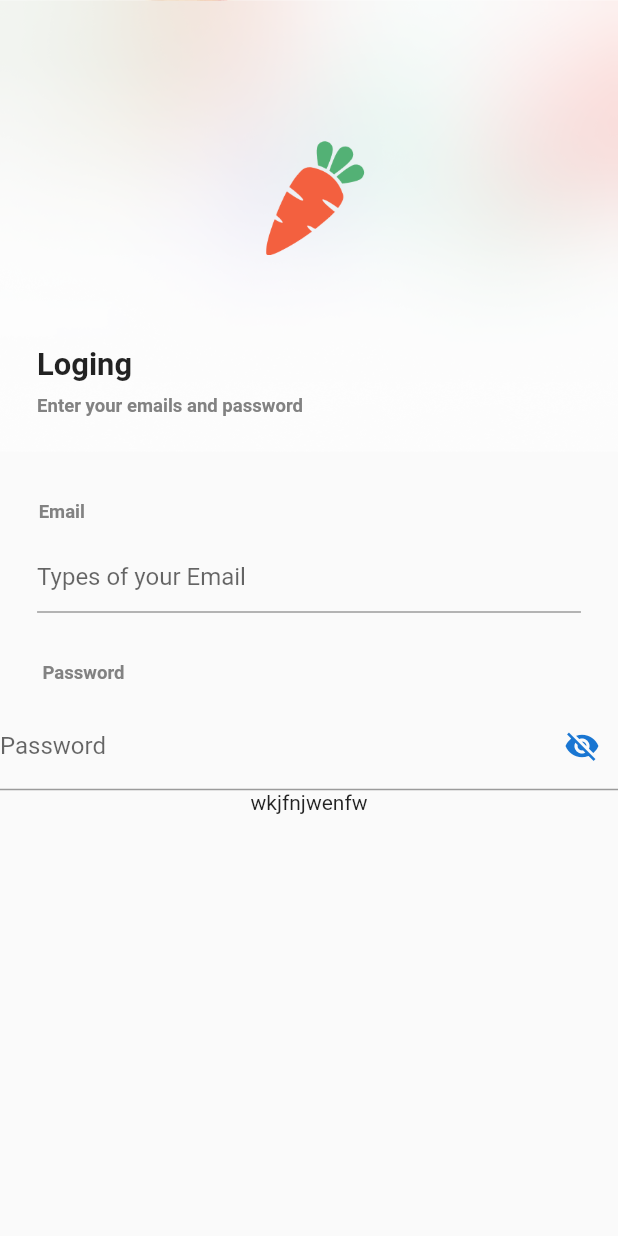
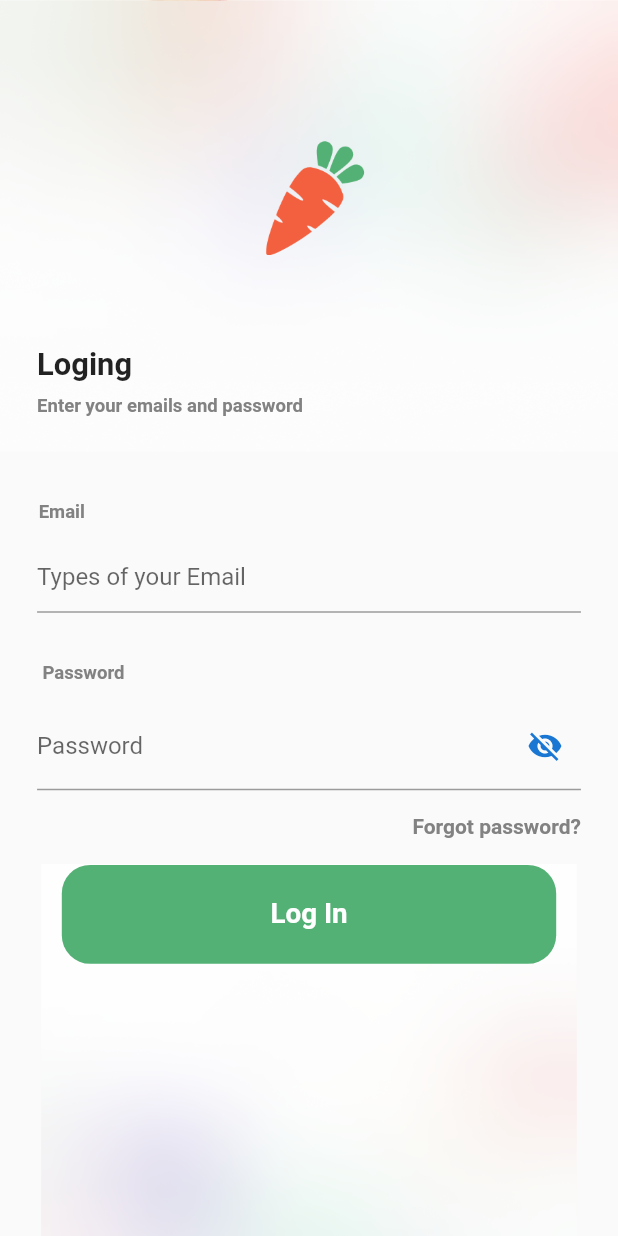
Before and after one commit to Farrux45/nectar, a Flutter app: the LoginInPage screen opened directly, on a phone screen of 412 x 824 dp. Run offline on Flutter 3.47's test engine with Material 2 defaults, Android fonts, the light colour scheme and no system bars; our stand-ins replace animated_splash_screen, intl_phone_field.

Commit message:
folder upload

```diff
--- a/lib/main.dart
+++ b/lib/main.dart
@@ -1,6 +1,6 @@
 import 'package:flutter/material.dart';
-import 'package:nectar_app/screens/home_page.dart';
-import 'package:nectar_app/screens/second_page.dart';
+import 'package:nectar_app/screens/splash_screen/view/splash_screen_page.dart';
+
 
 
 void main() {
@@ -19,7 +19,7 @@ class MyApp extends StatelessWidget {
       theme: ThemeData(
         primarySwatch: Colors.blue,
       ),
-      home: const HomePage(),
+      home: const SplashScreen(),
     );
   }
 }
--- a/lib/screens/logIn_page.dart
+++ /dev/null
@@ -1,104 +0,0 @@
-import 'package:flutter/material.dart';
-import 'package:flutter/src/foundation/key.dart';
-import 'package:flutter/src/widgets/framework.dart';
-import 'package:nectar_app/core/_widget/image_cont_button.dart';
-import 'package:nectar_app/core/_widget/my_stack_widget.dart';
-import 'package:nectar_app/core/constants/color_const.dart';
-import 'package:nectar_app/core/extension/extension_page.dart';
-import 'package:nectar_app/screens/sign_in_page.dart';
-
-class LoginInPage extends StatefulWidget {
-  const LoginInPage({Key? key}) : super(key: key);
-
-  @override
-  State<LoginInPage> createState() => _LoginInPageState();
-}
-
-class _LoginInPageState extends State<LoginInPage> {
-  bool _passwordVisible = false;
-  final TextEditingController _textController = TextEditingController();
-    final TextEditingController _userPasswordController =
-        TextEditingController();
-
-  @override
-  Widget build(BuildContext context) {
-
-
-    return Scaffold(
-      resizeToAvoidBottomInset: false,
-      body: Column(
-        crossAxisAlignment: CrossAxisAlignment.center,
-        children: [
-          MyStack(),
-          Padding(
-            padding: EdgeInsets.only(
-              right: context.w * 0.8,
-              top: context.h * 0.04,
-            ),
-            child: Text(
-              "Email",
-              style: TextStyle(
-                color: ColorConst.grey,
-                fontSize: context.w * 0.03,
-                fontWeight: FontWeight.w600,
-              ),
-            ),
-          ),
-          SizedBox(
-            height: context.h * 0.015,
-          ),
-          Padding(
-            padding: EdgeInsets.symmetric(horizontal: context.w * 0.06),
-            child: TextFormField(
-              controller: _textController,
-              decoration: const InputDecoration(
-                hintText: "Types of your Email",
-              ),
-            ),
-          ),
-          Padding(
-            padding: EdgeInsets.only(
-              right: context.w * 0.73,
-              top: context.h * 0.04,
-            ),
-            child: Text(
-              "Password",
-              style: TextStyle(
-                color: ColorConst.grey,
-                fontSize: context.w * 0.03,
-                fontWeight: FontWeight.w600,
-              ),
-            ),
-          ),
-          SizedBox(height: context.h * 0.015),
-          TextFormField(
-            keyboardType: TextInputType.number,
-            controller: _userPasswordController,
-            obscureText: !_passwordVisible, //This will obscure text dynamically
-            decoration: InputDecoration(
-              labelText: 'Password',
-              hintText: 'Enter your passworrd',
-              // Here is key idea
-              suffixIcon: IconButton(
-                icon: Icon(
-                  // Based on passwordVisible state choose the icon
-                  _passwordVisible ? Icons.visibility : Icons.visibility_off,
-                  color: Theme.of(context).primaryColorDark,
-                ),
-                onPressed: () {
-                  // Update the state i.e. toogle the state of passwordVisible variable
-                  setState(
-                    () {
-                      _passwordVisible = !_passwordVisible;
-                    },
-                  );
-                },
-              ),
-            ),
-          ),
-          Text("wkjfnjwenfw"),
-        ],
-      ),
-     );
-  }
-}
--- /dev/null
+++ b/lib/screens/log_in/view/logIn_page.dart
@@ -0,0 +1,158 @@
+import 'package:flutter/material.dart';
+import 'package:flutter/src/foundation/key.dart';
+import 'package:flutter/src/widgets/framework.dart';
+import 'package:nectar_app/core/constants/color_const.dart';
+import 'package:nectar_app/core/extension/extension_page.dart';
+import 'package:nectar_app/screens/log_in/view/components/my_stack_widget.dart';
+import 'package:nectar_app/screens/sign_up/view/sign_in_page.dart';
+import 'package:nectar_app/screens/widget/image_cont_button.dart';
+
+class LoginInPage extends StatefulWidget {
+  const LoginInPage({Key? key}) : super(key: key);
+
+  @override
+  State<LoginInPage> createState() => _LoginInPageState();
+}
+
+class _LoginInPageState extends State<LoginInPage> {
+  bool _passwordVisible = false;
+  final TextEditingController _textController = TextEditingController();
+  final TextEditingController _userPasswordController = TextEditingController();
+
+  @override
+  Widget build(BuildContext context) {
+    return Scaffold(
+      resizeToAvoidBottomInset: false,
+      body: SingleChildScrollView(
+        child: Column(
+          crossAxisAlignment: CrossAxisAlignment.center,
+          children: [
+            MyStack(),
+            Padding(
+              padding: EdgeInsets.only(
+                right: context.w * 0.8,
+                top: context.h * 0.04,
+              ),
+              child: Text(
+                "Email",
+                style: TextStyle(
+                  color: ColorConst.grey,
+                  fontSize: context.w * 0.03,
+                  fontWeight: FontWeight.w600,
+                ),
+              ),
+            ),
+            SizedBox(
+              height: context.h * 0.015,
+            ),
+            Padding(
+              padding: EdgeInsets.symmetric(horizontal: context.w * 0.06),
+              child: TextFormField(
+                controller: _textController,
+                decoration: const InputDecoration(
+                  hintText: "Types of your Email",
+                ),
+              ),
+            ),
+            Padding(
+              padding: EdgeInsets.only(
+                right: context.w * 0.73,
+                top: context.h * 0.04,
+              ),
+              child: Text(
+                "Password",
+                style: TextStyle(
+                  color: ColorConst.grey,
+                  fontSize: context.w * 0.03,
+                  fontWeight: FontWeight.w600,
+                ),
+              ),
+            ),
+            SizedBox(height: context.h * 0.015),
+            Padding(
+              padding: EdgeInsets.symmetric(horizontal: context.w * 0.06),
+              child: TextFormField(
+                keyboardType: TextInputType.number,
+                controller: _userPasswordController,
+                obscureText:
+                    !_passwordVisible, //This will obscure text dynamically
+                decoration: InputDecoration(
+                  labelText: 'Password',
+                  hintText: 'Enter your passworrd',
+                  // Here is key idea
+                  suffixIcon: IconButton(
+                    icon: Icon(
+                      // Based on passwordVisible state choose the icon
+                      _passwordVisible
+                          ? Icons.visibility
+                          : Icons.visibility_off,
+                      color: Theme.of(context).primaryColorDark,
+                    ),
+                    onPressed: () {
+                      // Update the state i.e. toogle the state of passwordVisible variable
+                      setState(
+                        () {
+                          _passwordVisible = !_passwordVisible;
+                        },
+                      );
+                    },
+                  ),
+                ),
+              ),
+            ),
+            Row(
+              mainAxisAlignment: MainAxisAlignment.end,
+              children: [
+                Padding(
+                  padding: EdgeInsets.only(
+                    right: context.w * 0.06,
+                    top: context.h * 0.02,
+                  ),
+                  child: Text(
+                    "Forgot password?",
+                    style: TextStyle(
+                      color: ColorConst.grey,
+                      fontWeight: FontWeight.w600,
+                    ),
+                  ),
+                ),
+              ],
+            ),
+            SizedBox(
+              height: context.h * 0.02,
+            ),
+            Stack(
+              children: [
+                Container(
+                  height: context.h * 0.317,
+                  decoration: const BoxDecoration(
+                    image: DecorationImage(
+                      image: AssetImage(
+                        "assets/images/fon2.png",
+                      ),
+                    ),
+                  ),
+                ),
+                Positioned(
+                  top: context.h * 0.001,
+                  left: context.w * 0.1,
+                  child: ImageContButton(
+                    name: "Log In",
+                    color: ColorConst.green,
+                    onTap: () {
+                      Navigator.pushAndRemoveUntil(context, MaterialPageRoute(
+                        builder: (context) {
+                          return const SignUpPage();
+                        },
+                      ), (route) => false);
+                    },
+                  ),
+                ),
+              ],
+            ),
+          ],
+        ),
+      ),
+    );
+  }
+}
```
Also changed, not shown: lib/screens/NumberPone/view/phone_number_page.dart (renamed from lib/screens/four_page.dart, +7 -6 lines), lib/screens/onBoarding/view/onBoarding_page.dart (renamed from lib/screens/second_page.dart, +8 -7 lines), lib/screens/select_location/view/select_location.dart (renamed from lib/screens/six_page.dart, +4 -4 lines), lib/screens/sign_in/view/third_page.dart (renamed from lib/screens/third_page.dart, +10 -7 lines), lib/screens/sign_up/view/sign_in_page.dart (renamed from lib/screens/sign_in_page.dart, +4 -4 lines), lib/screens/splash_screen/view/splash_screen_page.dart (renamed from lib/screens/home_page.dart, +10 -9 lines), lib/screens/verification/view/verification_page.dart (renamed from lib/screens/five_page.dart, +5 -5 lines), lib/screens/NumberPone/view/components/intl_phone_field.dart (renamed from lib/core/_widget/intl_phone_field.dart), lib/screens/log_in/view/components/my_stack_widget.dart (renamed from lib/core/_widget/my_stack_widget.dart), lib/screens/widget/image_cont_button.dart (renamed from lib/core/_widget/image_cont_button.dart).
